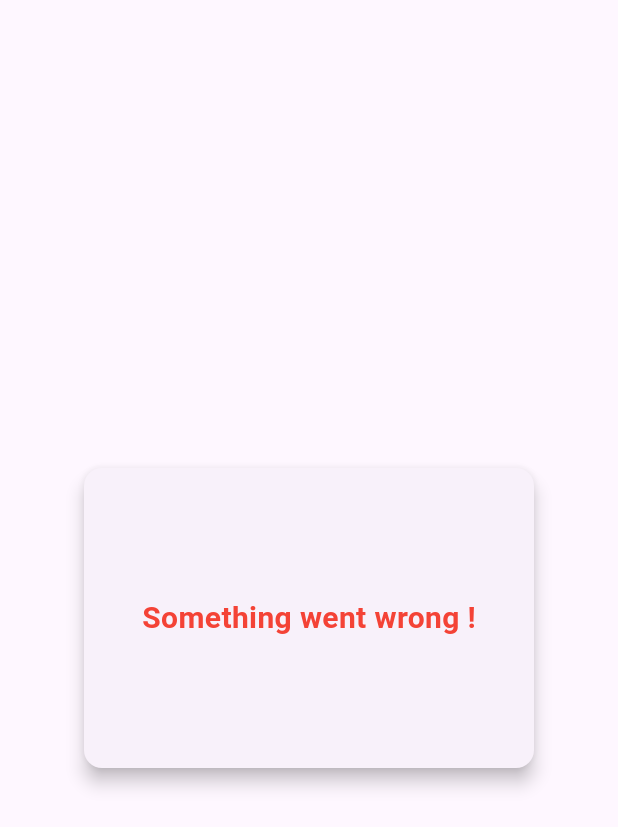
After one commit to FAHIMSHAKIL102/flutter_bloc_practice_thetechbrothers, a Flutter app: the ErrorScreen screen opened by its route, on a phone screen of 412 x 824 dp. The commit adds this screen. Shown: the top 827 px of the screen. Run offline on Flutter 3.47's test engine with Material 3 defaults, Android fonts, the phone set to English and light mode, and no system bars; our stand-ins replace bloc, equatable, flutter_bloc, image_picker.

Commit message:
refector:custom routing

```diff
--- /dev/null
+++ b/lib/core/router/routes.dart
@@ -0,0 +1,41 @@
+import 'package:flutter/material.dart';
+import 'package:flutter_bloc_practice_thetechbrothers/core/router/routes_name.dart';
+import 'package:flutter_bloc_practice_thetechbrothers/feature/counter/presentation/page/counter_screen.dart';
+import 'package:flutter_bloc_practice_thetechbrothers/feature/error/presentation/pages/error_screen.dart';
+import 'package:flutter_bloc_practice_thetechbrothers/feature/favourite/presentation/pages/favourite_screen.dart';
+import 'package:flutter_bloc_practice_thetechbrothers/feature/home/page/home_screen.dart';
+import 'package:flutter_bloc_practice_thetechbrothers/feature/imagepicker/pages/image_picker_screen.dart';
+import 'package:flutter_bloc_practice_thetechbrothers/feature/login/presentation/pages/login_screen.dart';
+import 'package:flutter_bloc_practice_thetechbrothers/feature/post/presentation/pages/post_screen.dart';
+import 'package:flutter_bloc_practice_thetechbrothers/feature/switch/pages/switch_screen.dart';
+import 'package:flutter_bloc_practice_thetechbrothers/feature/todo/presentation/pages/to_do_screen.dart';
+
+class Routes {
+  static Route<dynamic> generateRoute(RouteSettings setting) {
+    switch (setting.name) {
+      case RoutesName.homeScreen:
+        return MaterialPageRoute(builder: (context) => HomeScreen());
+      case RoutesName.counterScreen:
+        return MaterialPageRoute(builder: (context) => CounterScreen());
+      case RoutesName.favouriteScreen:
+        return MaterialPageRoute(builder: (context) => FavouriteScreen());
+      case RoutesName.imagepickerScreen:
+        return MaterialPageRoute(builder: (context) => ImagePickerScreen());
+      case RoutesName.loginScreen:
+        return MaterialPageRoute(builder: (context) => LoginScreen());
+      case RoutesName.postScreen:
+        return MaterialPageRoute(builder: (context) => PostScreen());
+      case RoutesName.switchScreen:
+        return MaterialPageRoute(builder: (context) => SwitchScreen());
+      case RoutesName.todoScreen:
+        return MaterialPageRoute(builder: (context) => ToDoScreen());
+
+      default:
+        return MaterialPageRoute(
+          builder: ((context) {
+            return ErrorScreen();
+          }),
+        );
+    }
+  }
+}
--- /dev/null
+++ b/lib/core/router/routes_name.dart
@@ -0,0 +1,12 @@
+class RoutesName {
+  static const String splashScreen = 'splash_screen';
+  static const String homeScreen = 'home_screen';
+  static const String counterScreen = 'counter_screen';
+  static const String favouriteScreen = 'favorite_screen';
+  static const String imagepickerScreen = 'image_picker_screen';
+  static const String loginScreen = 'login_screen';
+  static const String postScreen = 'post_screen';
+  static const String switchScreen = 'switch_screen';
+  static const String todoScreen = 'todo_screen';
+  static const String errorScreen = 'error_screen';
+}
--- /dev/null
+++ b/lib/feature/error/presentation/pages/error_screen.dart
@@ -0,0 +1,53 @@
+import 'dart:async';
+
+import 'package:flutter/material.dart';
+
+class ErrorScreen extends StatefulWidget {
+  const ErrorScreen({super.key});
+
+  @override
+  State<ErrorScreen> createState() => _ErrorScreenState();
+}
+
+class _ErrorScreenState extends State<ErrorScreen> {
+  late Timer _timer;
+
+  @override
+  void initState() {
+    super.initState();
+    _timer = Timer(Duration(seconds: 3), () {
+      Navigator.pop(context);
+    });
+  }
+
+  @override
+  void dispose() {
+    _timer.cancel();
+    super.dispose();
+  }
+
+  @override
+  Widget build(BuildContext context) {
+    return Scaffold(
+      body: Center(
+        child: Card(
+          elevation: 5,
+          child: SizedBox(
+            height: 200,
+            width: 300,
+            child: Center(
+              child: Text(
+                'Something went wrong !',
+                style: TextStyle(
+                  fontSize: 20,
+                  fontWeight: FontWeight.bold,
+                  color: Colors.red,
+                ),
+              ),
+            ),
+          ),
+        ),
+      ),
+    );
+  }
+}
--- a/lib/main.dart
+++ b/lib/main.dart
@@ -1,8 +1,9 @@
 import 'package:flutter/material.dart';
 import 'package:flutter_bloc/flutter_bloc.dart';
+import 'package:flutter_bloc_practice_thetechbrothers/core/router/routes.dart';
+import 'package:flutter_bloc_practice_thetechbrothers/core/router/routes_name.dart';
 import 'package:flutter_bloc_practice_thetechbrothers/feature/favourite/domain/repository/favourite_repository.dart';
 import 'package:flutter_bloc_practice_thetechbrothers/feature/favourite/presentation/bloc/favourite_bloc.dart';
-import 'package:flutter_bloc_practice_thetechbrothers/feature/home/page/home_screen.dart';
 import 'package:flutter_bloc_practice_thetechbrothers/feature/imagepicker/bloc/image_picker_bloc.dart';
 import 'package:flutter_bloc_practice_thetechbrothers/feature/post/presentation/bloc/post_bloc.dart';
 import 'package:flutter_bloc_practice_thetechbrothers/feature/switch/bloc/switch_bloc.dart';
@@ -30,7 +31,8 @@ class MyApp extends StatelessWidget {
       child: MaterialApp(
         debugShowCheckedModeBanner: false,
         theme: ThemeData(colorScheme: .fromSeed(seedColor: Colors.deepPurple)),
-        home: const HomeScreen(),
+       initialRoute: RoutesName.homeScreen,
+       onGenerateRoute: Routes.generateRoute,
       ),
     );
   }
```
Also changed, not shown: lib/core/color/color.dart (added, +13 -0 lines), lib/core/widgets/internet_exception.dart (added, +36 -0 lines), lib/core/widgets/loading_widget.dart (added, +25 -0 lines), lib/core/widgets/round_button.dart (added, +35 -0 lines), lib/feature/home/page/home_screen.dart (+10 -37 lines), pubspec.yaml (+11 -0 lines), pubspec.lock, 6 other files.
